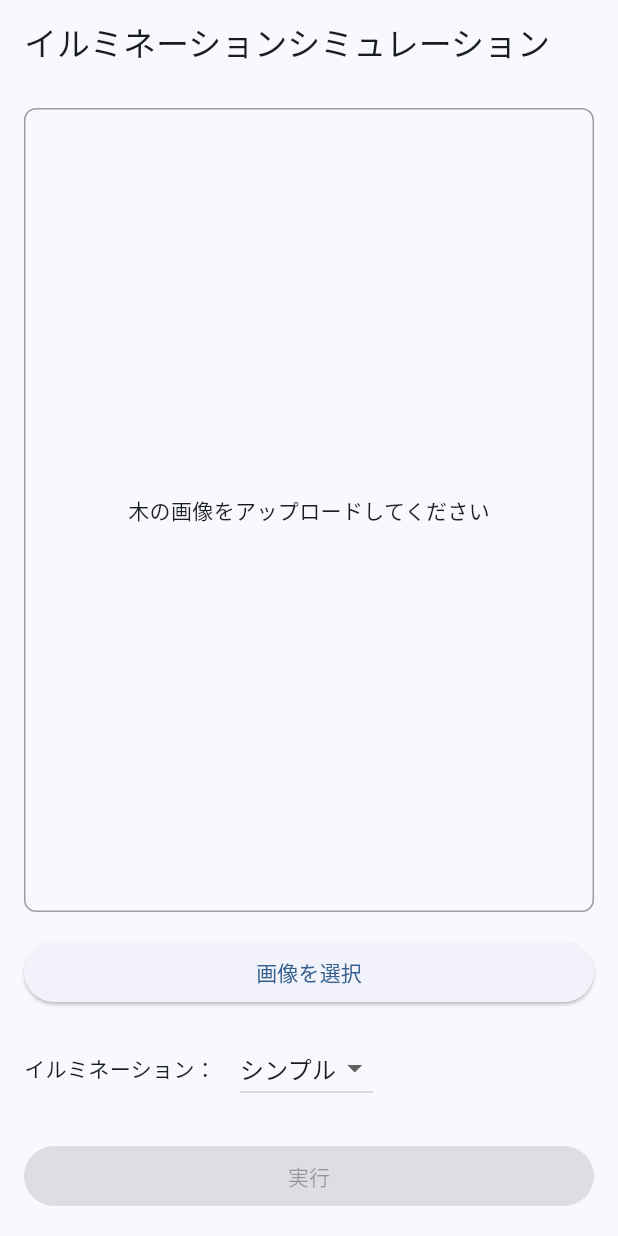
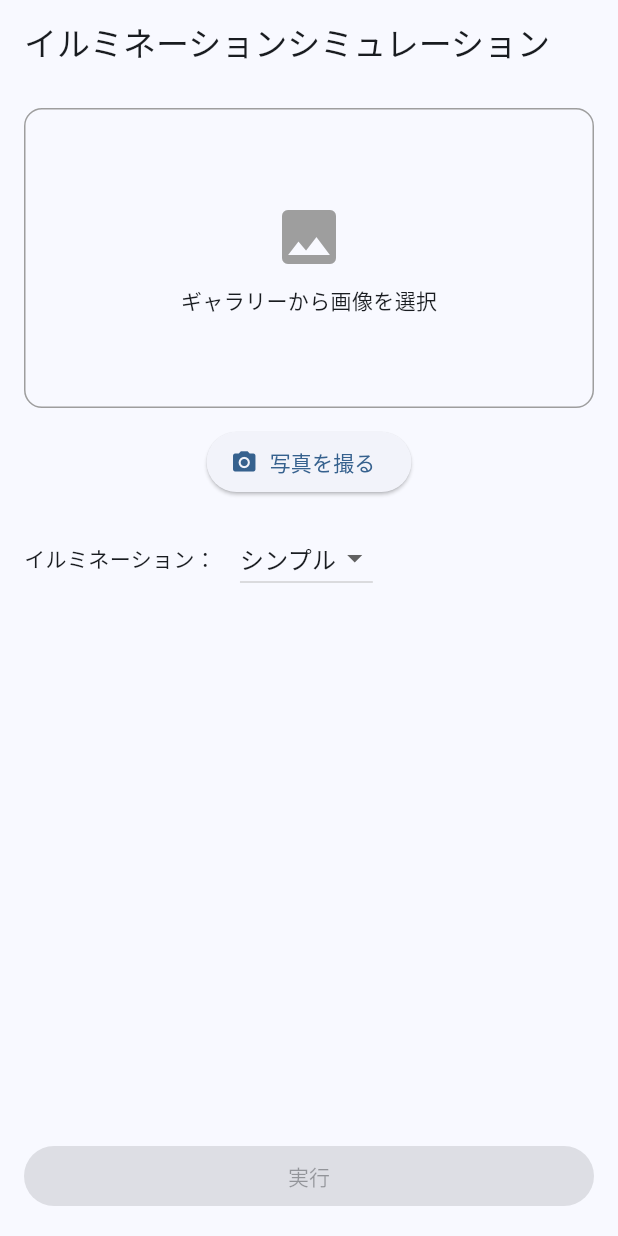
Before and after one commit to p2hacks2025/post-03, a Flutter app: the screen it shows after launch, on a phone screen of 412 x 824 dp. Run offline on Flutter 3.47's test engine with Material 3 defaults, Android fonts, the phone set to English and light mode, and no system bars; our stand-ins replace image_picker.

Commit message:
撮影機能

```diff
--- a/lib/pages/upload_page.dart
+++ b/lib/pages/upload_page.dart
@@ -1,6 +1,8 @@
 import 'dart:io';
 import 'package:flutter/material.dart';
-import 'package:image_picker/image_picker.dart';
+import '../widgets/image_pic_widget.dart';
+import '../widgets/loading_dialog.dart';
+import 'result_page.dart';
 
 class UploadPage extends StatefulWidget {
   const UploadPage({super.key});
@@ -13,33 +15,23 @@ class _UploadPageState extends State<UploadPage> {
   File? _selectedImage;
   String _selectedStyle = 'シンプル';
 
-  final ImagePicker _picker = ImagePicker();
+  Future<void> _executeSimulation() async {
+    LoadingDialog.show(context);
 
-  Future<void> _pickImage() async {
-    final XFile? image = await _picker.pickImage(source: ImageSource.gallery);
+    await Future.delayed(const Duration(seconds: 2));
 
-    if (image != null) {
-      setState(() {
-        _selectedImage = File(image.path);
-      });
-    }
-  }
+    if (!mounted) return;
 
-  void _executeSimulation() {
-    // ここではまだ Python API には送らない
-    // 次のステップで実装予定
+    // 必ず先にロードを閉じる
+    LoadingDialog.hide(context);
 
-    showDialog(
-      context: context,
-      builder: (_) => AlertDialog(
-        title: const Text('実行内容確認'),
-        content: Text('画像: 選択済み\nイルミネーション: $_selectedStyle'),
-        actions: [
-          TextButton(
-            onPressed: () => Navigator.pop(context),
-            child: const Text('OK'),
-          ),
-        ],
+    Navigator.push(
+      context,
+      MaterialPageRoute(
+        builder: (_) => ResultPage(
+          originalImage: _selectedImage!,
+          illuminationStyle: _selectedStyle,
+        ),
       ),
     );
   }
@@ -49,31 +41,20 @@ class _UploadPageState extends State<UploadPage> {
     return Scaffold(
       appBar: AppBar(title: const Text('イルミネーションシミュレーション')),
       body: Padding(
-        padding: const EdgeInsets.all(16.0),
+        padding: const EdgeInsets.all(16),
         child: Column(
           crossAxisAlignment: CrossAxisAlignment.stretch,
           children: [
-            // 画像プレビュー領域
-            Expanded(
-              child: Container(
-                decoration: BoxDecoration(
-                  border: Border.all(color: Colors.grey),
-                  borderRadius: BorderRadius.circular(8),
-                ),
-                child: _selectedImage == null
-                    ? const Center(child: Text('木の画像をアップロードしてください'))
-                    : Image.file(_selectedImage!, fit: BoxFit.contain),
-              ),
+            ImagePickWidget(
+              onImageSelected: (file) {
+                setState(() {
+                  _selectedImage = file;
+                });
+              },
             ),
 
             const SizedBox(height: 16),
 
-            // 画像選択ボタン
-            ElevatedButton(onPressed: _pickImage, child: const Text('画像を選択')),
-
-            const SizedBox(height: 16),
-
-            // イルミネーション選択
             Row(
               children: [
                 const Text('イルミネーション：'),
@@ -94,9 +75,8 @@ class _UploadPageState extends State<UploadPage> {
               ],
             ),
 
-            const SizedBox(height: 24),
+            const Spacer(),
 
-            // 実行ボタン
             ElevatedButton(
               onPressed: _selectedImage == null ? null : _executeSimulation,
               child: const Text('実行'),
--- a/lib/widgets/image_pic_widget.dart
+++ b/lib/widgets/image_pic_widget.dart
@@ -0,0 +1,85 @@
+import 'dart:io';
+import 'package:flutter/material.dart';
+import 'package:flutter/foundation.dart';
+import 'package:image_picker/image_picker.dart';
+
+class ImagePickWidget extends StatefulWidget {
+  final Function(File?) onImageSelected;
+
+  const ImagePickWidget({
+    super.key,
+    required this.onImageSelected,
+  });
+
+  @override
+  State<ImagePickWidget> createState() => _ImagePickWidgetState();
+}
+
+class _ImagePickWidgetState extends State<ImagePickWidget> {
+  File? _imageFile;
+  final ImagePicker _picker = ImagePicker();
+
+  Future<void> _pickImage(ImageSource source) async {
+    if (kIsWeb) {
+      ScaffoldMessenger.of(context).showSnackBar(
+        const SnackBar(content: Text('Web版では画像選択は非対応です')),
+      );
+      return;
+    }
+
+    final XFile? pickedFile = await _picker.pickImage(source: source);
+
+    if (pickedFile == null) return;
+
+    final file = File(pickedFile.path);
+
+    setState(() {
+      _imageFile = file;
+    });
+
+    widget.onImageSelected(file);
+  }
+
+  @override
+  Widget build(BuildContext context) {
+    return Column(
+      children: [
+        GestureDetector(
+          onTap: () => _pickImage(ImageSource.gallery),
+          child: Container(
+            height: 200,
+            decoration: BoxDecoration(
+              border: Border.all(color: Colors.grey),
+              borderRadius: BorderRadius.circular(12),
+            ),
+            child: _imageFile == null
+                ? const Center(
+                    child: Column(
+                      mainAxisSize: MainAxisSize.min,
+                      children: [
+                        Icon(Icons.image, size: 48, color: Colors.grey),
+                        SizedBox(height: 8),
+                        Text('ギャラリーから画像を選択'),
+                      ],
+                    ),
+                  )
+                : ClipRRect(
+                    borderRadius: BorderRadius.circular(12),
+                    child: Image.file(
+                      _imageFile!,
+                      fit: BoxFit.cover,
+                      width: double.infinity,
+                    ),
+                  ),
+          ),
+        ),
+        const SizedBox(height: 12),
+        ElevatedButton.icon(
+          onPressed: () => _pickImage(ImageSource.camera),
+          icon: const Icon(Icons.camera_alt),
+          label: const Text('写真を撮る'),
+        ),
+      ],
+    );
+  }
+}
```
Also changed, not shown: lib/pages/result_page.dart (+89 -0 lines), lib/widgets/loading_dialog.dart (+45 -0 lines), lib/pages/preview_page.dart (deleted).
